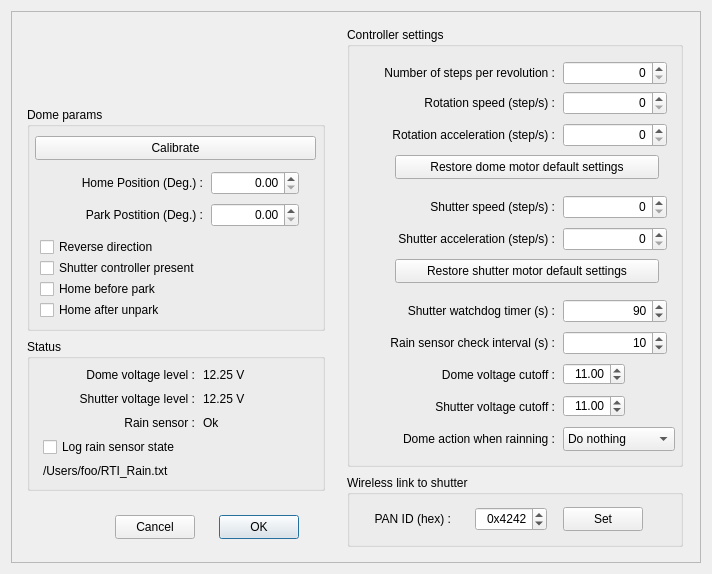
Above: RTI-Dome.ui from rpineau/RTI-Dome before the change. Below: the same form after it.
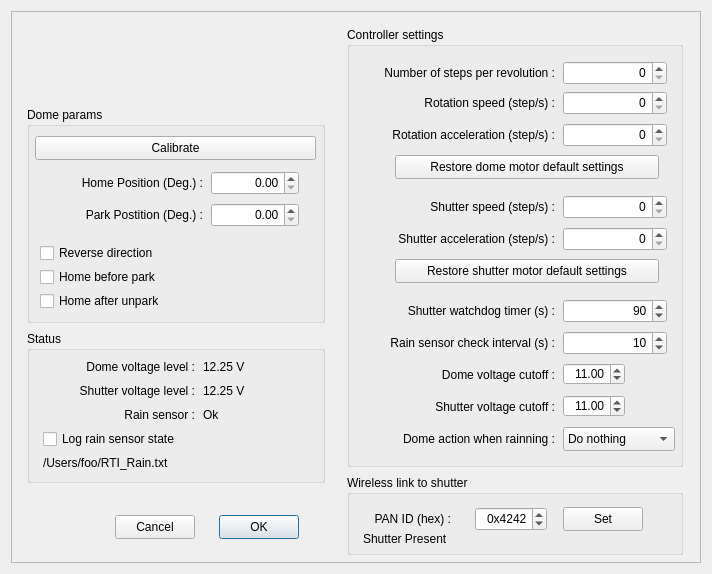
That is the form after the change. Icons and pictures are not drawn. Custom widgets are drawn as their Qt base class.

Commit message: Auto detect shutter presence.

The edit to the form file:
```diff
--- a/RTI-Dome.ui
+++ b/RTI-Dome.ui
@@ -58,7 +58,7 @@
         <x>16</x>
         <y>96</y>
         <width>298</width>
-        <height>224</height>
+        <height>216</height>
        </rect>
       </property>
       <property name="title">
@@ -68,7 +68,7 @@
        <property name="geometry">
         <rect>
          <x>13</x>
-         <y>193</y>
+         <y>184</y>
          <width>140</width>
          <height>20</height>
         </rect>
@@ -90,24 +90,11 @@
         <string>Calibrate</string>
        </property>
       </widget>
-      <widget class="QCheckBox" name="hasShutterCtrl">
-       <property name="geometry">
-        <rect>
-         <x>13</x>
-         <y>151</y>
-         <width>183</width>
-         <height>20</height>
-        </rect>
-       </property>
-       <property name="text">
-        <string>Shutter controller present</string>
-       </property>
-      </widget>
       <widget class="QCheckBox" name="needReverse">
        <property name="geometry">
         <rect>
          <x>13</x>
-         <y>130</y>
+         <y>136</y>
          <width>132</width>
          <height>20</height>
         </rect>
@@ -120,7 +107,7 @@
        <property name="geometry">
         <rect>
          <x>13</x>
-         <y>172</y>
+         <y>160</y>
          <width>136</width>
          <height>20</height>
         </rect>
@@ -629,7 +616,7 @@
       <property name="geometry">
        <rect>
         <x>16</x>
-        <y>328</y>
+        <y>320</y>
         <width>298</width>
         <height>152</height>
        </rect>
@@ -760,7 +747,7 @@
         <x>336</x>
         <y>464</y>
         <width>336</width>
-        <height>72</height>
+        <height>80</height>
        </rect>
       </property>
       <property name="title">
@@ -820,6 +807,19 @@
         <string>Set</string>
        </property>
       </widget>
+      <widget class="QLabel" name="shutterPresent">
+       <property name="geometry">
+        <rect>
+         <x>16</x>
+         <y>56</y>
+         <width>192</width>
+         <height>16</height>
+        </rect>
+       </property>
+       <property name="text">
+        <string>Shutter Present</string>
+       </property>
+      </widget>
      </widget>
     </widget>
    </item>
```
The commit also changes 11 other files.
